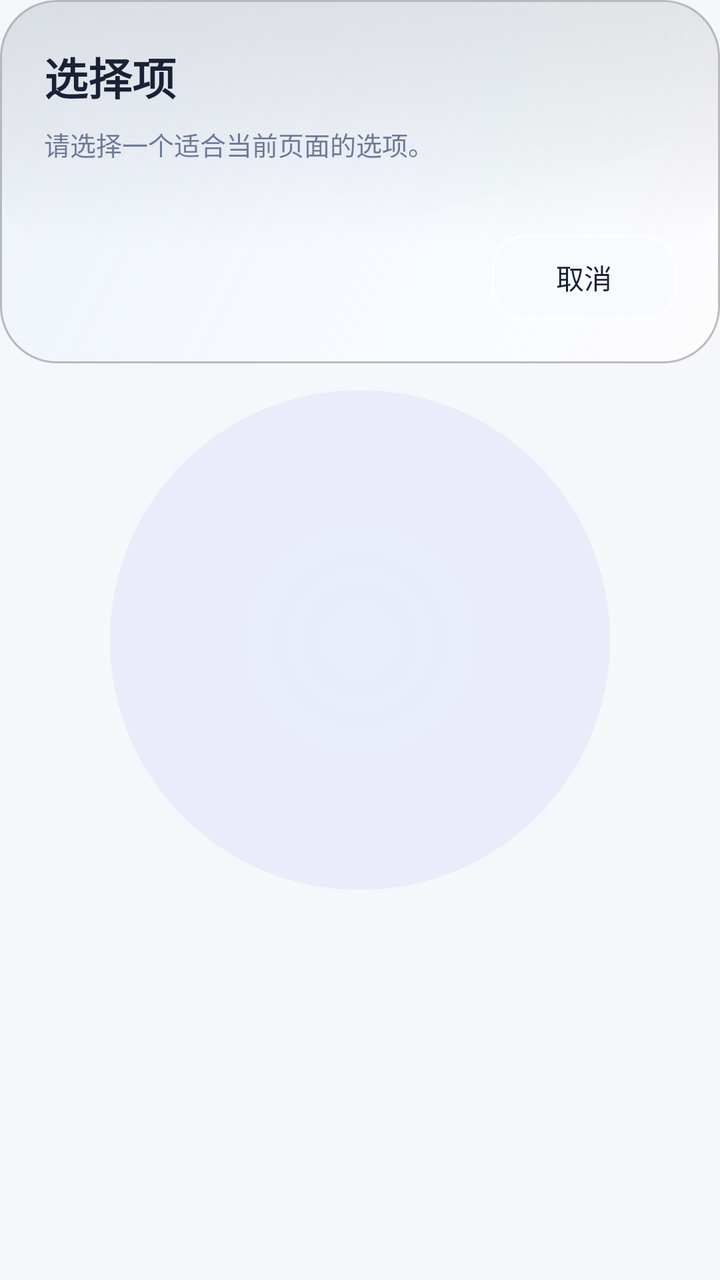
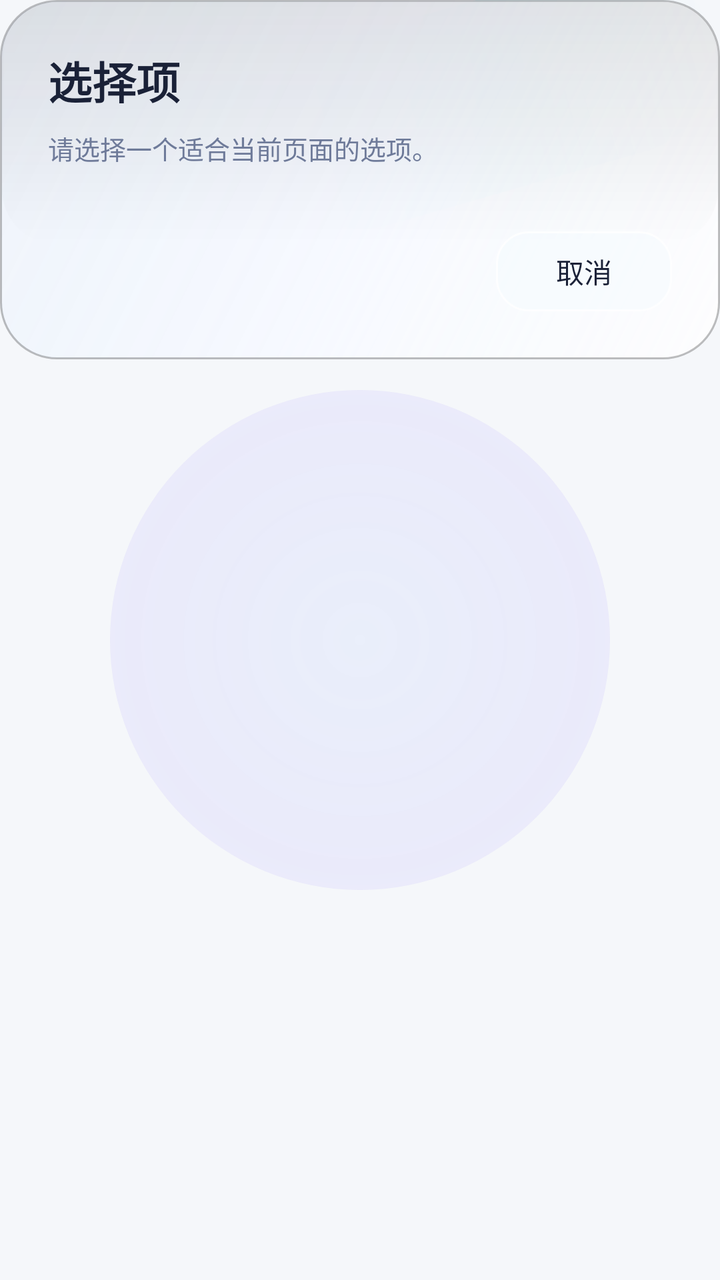

Compare the two renders of this Android layout. The source of the first and the diff that turns it into the second are given below.
<!-- AndroidManifest.xml: application theme Theme.Koukou -->
<!-- res/layout/dialog_settings_choice.xml -->
<?xml version="1.0" encoding="utf-8"?>
<FrameLayout xmlns:android="http://schemas.android.com/apk/res/android"
    android:layout_width="match_parent"
    android:layout_height="wrap_content"
    android:layout_marginHorizontal="20dp">

    <View
        android:id="@+id/dialog_halo"
        android:layout_width="250dp"
        android:layout_height="250dp"
        android:layout_gravity="center"
        android:alpha="0.3"
        android:background="@drawable/bg_butterfly_halo" />

    <View
        android:id="@+id/dialog_sheen"
        android:layout_width="230dp"
        android:layout_height="96dp"
        android:layout_gravity="top|end"
        android:alpha="0.2"
        android:background="@drawable/bg_butterfly_sheen"
        android:rotation="-16" />

    <LinearLayout
        android:layout_width="match_parent"
        android:layout_height="wrap_content"
        android:background="@drawable/bg_butterfly_glass_card"
        android:orientation="vertical"
        android:padding="22dp">

        <TextView
            android:id="@+id/tv_dialog_title"
            android:layout_width="wrap_content"
            android:layout_height="wrap_content"
            android:text="选择项"
            android:textColor="@color/butterfly_text_primary"
            android:textSize="22sp"
            android:textStyle="bold" />

        <TextView
            android:id="@+id/tv_dialog_subtitle"
            android:layout_width="wrap_content"
            android:layout_height="wrap_content"
            android:layout_marginTop="8dp"
            android:text="请选择一个适合当前页面的选项。"
            android:textColor="@color/butterfly_text_secondary"
            android:textSize="13sp" />

        <LinearLayout
            android:id="@+id/layout_options"
            android:layout_width="match_parent"
            android:layout_height="wrap_content"
            android:layout_marginTop="18dp"
            android:orientation="vertical" />

        <TextView
            android:id="@+id/btn_cancel"
            android:layout_width="wrap_content"
            android:layout_height="42dp"
            android:layout_gravity="end"
            android:layout_marginTop="18dp"
            android:background="@drawable/bg_profile_btn_outline"
            android:gravity="center"
            android:minWidth="92dp"
            android:paddingHorizontal="18dp"
            android:text="取消"
            android:textColor="@color/butterfly_text_primary"
            android:textSize="14sp" />
    </LinearLayout>

</FrameLayout>
<!-- resources referenced by this layout -->
<resources>
  <color name="butterfly_text_primary">#1A2137</color>
  <color name="butterfly_text_secondary">#6E7A99</color>
  <!-- drawable bg_butterfly_halo (drawable) -->
  <?xml version="1.0" encoding="utf-8"?>
  <shape xmlns:android="http://schemas.android.com/apk/res/android"
      android:shape="oval">
      <gradient
          android:centerColor="#4C805CFF"
          android:endColor="#00081218"
          android:gradientRadius="320dp"
          android:startColor="#2E1E5BFF"
          android:type="radial" />
  </shape>
  <!-- drawable bg_butterfly_sheen (drawable) -->
  <?xml version="1.0" encoding="utf-8"?>
  <shape xmlns:android="http://schemas.android.com/apk/res/android"
      android:shape="rectangle">
      <gradient
          android:angle="0"
          android:centerColor="#4E00E6FF"
          android:endColor="#083EDBFF"
          android:startColor="#0C9D7BFF"
          android:type="linear" />
      <corners android:radius="160dp" />
  </shape>
  <!-- drawable bg_profile_btn_outline (drawable) -->
  <?xml version="1.0" encoding="utf-8"?>
  <shape xmlns:android="http://schemas.android.com/apk/res/android"
      android:shape="rectangle">
      <solid android:color="#82F6FBFF" />
      <stroke
          android:width="1dp"
          android:color="#CCFFFFFF" />
      <corners android:radius="16dp" />
  </shape>
  <style name="Theme.Koukou" parent="Base.Theme.Koukou" />
  <color name="md_theme_primary">#00D4FF</color>
  <color name="md_theme_onPrimary">#FFFFFF</color>
  <color name="md_theme_primaryContainer">#EAF4FB</color>
  <color name="md_theme_secondary">#7B2FFF</color>
  <color name="md_theme_onSecondary">#FFFFFF</color>
  <color name="md_theme_background">#F5F7FA</color>
  <color name="md_theme_surface">#FFFFFF</color>
  <color name="md_theme_onBackground">#1A2137</color>
  <color name="md_theme_onSurface">#1A2137</color>
  <style name="Widget.Koukou.Toolbar" parent="Widget.Material3.Toolbar">
          <item name="android:layout_height">@dimen/app_bar_height</item>
          <item name="titleTextColor">@color/butterfly_text_primary</item>
          <item name="subtitleTextColor">@color/butterfly_text_secondary</item>
          <item name="android:background">@android:color/transparent</item>
      </style>
  <style name="Widget.Koukou.Card" parent="Widget.Material3.CardView.Elevated">
          <item name="cardCornerRadius">@dimen/card_radius</item>
          <item name="cardElevation">@dimen/card_elevation</item>
          <item name="strokeColor">@color/card_border</item>
          <item name="strokeWidth">1dp</item>
          <item name="cardBackgroundColor">@color/card_background</item>
      </style>
  <style name="Widget.Koukou.Button" parent="Widget.Material3.Button">
          <item name="cornerRadius">24dp</item>
          <item name="android:minHeight">@dimen/button_primary_height</item>
          <item name="android:textAllCaps">false</item>
      </style>
  <style name="Widget.Koukou.TextInputLayout" parent="Widget.Material3.TextInputLayout.FilledBox">
          <item name="boxCornerRadiusTopStart">@dimen/input_corner_radius</item>
          <item name="boxCornerRadiusTopEnd">@dimen/input_corner_radius</item>
          <item name="boxCornerRadiusBottomStart">@dimen/input_corner_radius</item>
          <item name="boxCornerRadiusBottomEnd">@dimen/input_corner_radius</item>
          <item name="boxStrokeWidthFocused">2dp</item>
      </style>
  <dimen name="app_bar_height">56dp</dimen>
  <dimen name="card_radius">16dp</dimen>
  <dimen name="card_elevation">4dp</dimen>
  <color name="card_border">#D4DCE8</color>
  <color name="card_background">#FFFFFF</color>
  <dimen name="button_primary_height">48dp</dimen>
  <dimen name="input_corner_radius">12dp</dimen>
  <!-- unchanged entries left out for length: 2 -->
</resources>

<!-- the commit's change to res/layout/dialog_settings_choice.xml (unified diff, before → after) -->
@@ -2,7 +2,7 @@
 <FrameLayout xmlns:android="http://schemas.android.com/apk/res/android"
     android:layout_width="match_parent"
     android:layout_height="wrap_content"
-    android:layout_marginHorizontal="20dp">
+    android:layout_marginHorizontal="@dimen/space_md">
 
     <View
         android:id="@+id/dialog_halo"
@@ -26,7 +26,7 @@
         android:layout_height="wrap_content"
         android:background="@drawable/bg_butterfly_glass_card"
         android:orientation="vertical"
-        android:padding="22dp">
+        android:padding="@dimen/dialog_padding">
 
         <TextView
             android:id="@+id/tv_dialog_title"
@@ -41,7 +41,7 @@
             android:id="@+id/tv_dialog_subtitle"
             android:layout_width="wrap_content"
             android:layout_height="wrap_content"
-            android:layout_marginTop="8dp"
+            android:layout_marginTop="@dimen/space_sm"
             android:text="请选择一个适合当前页面的选项。"
             android:textColor="@color/butterfly_text_secondary"
             android:textSize="13sp" />
@@ -50,19 +50,19 @@
             android:id="@+id/layout_options"
             android:layout_width="match_parent"
             android:layout_height="wrap_content"
-            android:layout_marginTop="18dp"
+            android:layout_marginTop="@dimen/space_md"
             android:orientation="vertical" />
 
         <TextView
             android:id="@+id/btn_cancel"
             android:layout_width="wrap_content"
-            android:layout_height="42dp"
+            android:layout_height="@dimen/button_secondary_height"
             android:layout_gravity="end"
-            android:layout_marginTop="18dp"
+            android:layout_marginTop="@dimen/space_md"
             android:background="@drawable/bg_profile_btn_outline"
             android:gravity="center"
-            android:minWidth="92dp"
-            android:paddingHorizontal="18dp"
+            android:minWidth="88dp"
+            android:paddingHorizontal="@dimen/space_md"
             android:text="取消"
             android:textColor="@color/butterfly_text_primary"
             android:textSize="14sp" />
<!-- resource entries referenced after the edit -->
@@ -2,6 +2,10 @@
 <resources>
   <color name="butterfly_text_primary">#1A2137</color>
   <color name="butterfly_text_secondary">#6E7A99</color>
+  <dimen name="button_secondary_height">40dp</dimen>
+  <dimen name="dialog_padding">24dp</dimen>
+  <dimen name="space_md">16dp</dimen>
+  <dimen name="space_sm">8dp</dimen>
   <!-- drawable bg_butterfly_halo (drawable) -->
   <?xml version="1.0" encoding="utf-8"?>
   <shape xmlns:android="http://schemas.android.com/apk/res/android"
